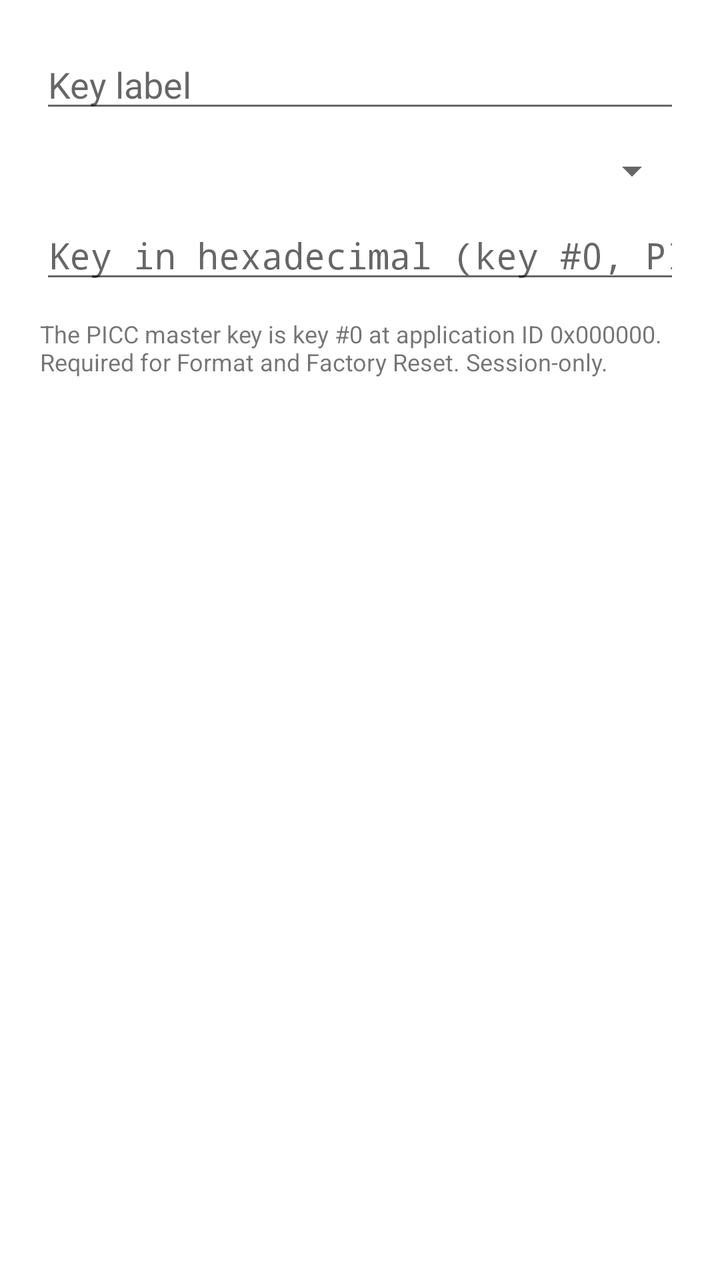
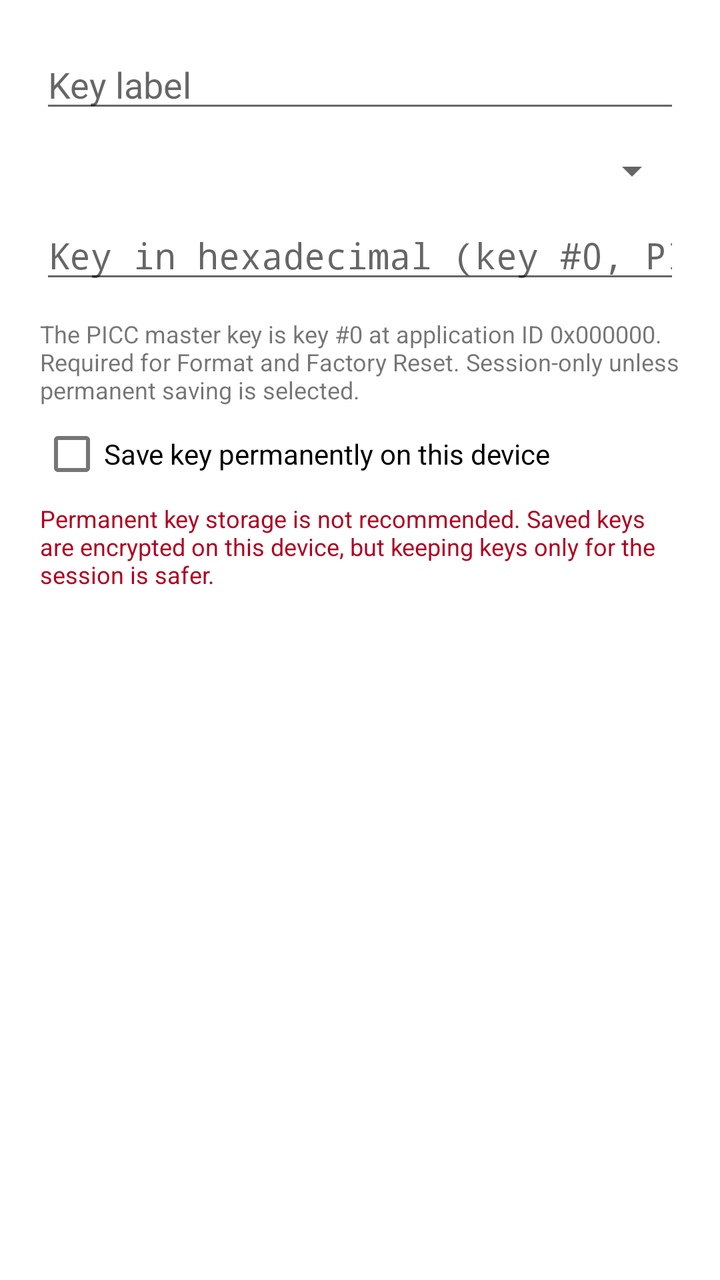

The first picture is an Android layout as it rendered before a commit; the second is the same layout after the commit. The layout source and the unified diff follow.
<!-- AndroidManifest.xml: application theme Theme.App -->
<!-- res/layout/dialog_picc_master_key.xml -->
<?xml version="1.0" encoding="utf-8"?>
<LinearLayout xmlns:android="http://schemas.android.com/apk/res/android"
    android:layout_width="match_parent"
    android:layout_height="wrap_content"
    android:orientation="vertical"
    android:padding="20dp">

    <EditText
        android:id="@+id/label"
        android:layout_width="match_parent"
        android:layout_height="wrap_content"
        android:hint="Key label"
        android:inputType="text" />

    <Spinner
        android:id="@+id/keyType"
        android:layout_width="match_parent"
        android:layout_height="wrap_content"
        android:layout_marginTop="12dp" />

    <EditText
        android:id="@+id/keyHex"
        android:layout_width="match_parent"
        android:layout_height="wrap_content"
        android:layout_marginTop="8dp"
        android:fontFamily="monospace"
        android:hint="Key in hexadecimal (key #0, PICC level)"
        android:inputType="textNoSuggestions"
        android:maxLines="2" />

    <TextView
        android:layout_width="match_parent"
        android:layout_height="wrap_content"
        android:layout_marginTop="12dp"
        android:text="The PICC master key is key #0 at application ID 0x000000. Required for Format and Factory Reset. Session-only."
        android:textSize="12sp" />
</LinearLayout>
<!-- resources referenced by this layout -->
<resources>
  <style name="Theme.App" parent="Theme.MaterialComponents.DayNight.NoActionBar">
          <item name="android:windowActionModeOverlay">true</item>
      </style>
</resources>

<!-- the commit's change to res/layout/dialog_picc_master_key.xml (unified diff, before → after) -->
@@ -25,13 +25,20 @@
         android:layout_marginTop="8dp"
         android:fontFamily="monospace"
         android:hint="Key in hexadecimal (key #0, PICC level)"
-        android:inputType="textNoSuggestions"
+        android:inputType="textPassword"
+        android:saveEnabled="false"
         android:maxLines="2" />
 
     <TextView
         android:layout_width="match_parent"
         android:layout_height="wrap_content"
         android:layout_marginTop="12dp"
-        android:text="The PICC master key is key #0 at application ID 0x000000. Required for Format and Factory Reset. Session-only."
+        android:text="The PICC master key is key #0 at application ID 0x000000. Required for Format and Factory Reset. Session-only unless permanent saving is selected."
         android:textSize="12sp" />
+    <CheckBox android:id="@+id/savePermanently" android:layout_width="match_parent"
+        android:layout_height="wrap_content" android:text="Save key permanently on this device"
+        android:checked="false" />
+    <TextView android:layout_width="match_parent" android:layout_height="wrap_content"
+        android:text="Permanent key storage is not recommended. Saved keys are encrypted on this device, but keeping keys only for the session is safer."
+        android:textSize="12sp" android:textColor="?attr/colorError" />
 </LinearLayout>
<!-- resource entries referenced after the edit -->
@@ -2,6 +2,17 @@
 <resources>
   <style name="Theme.App" parent="Theme.MaterialComponents.DayNight.NoActionBar">
           <item name="android:windowActionModeOverlay">true</item>
+          <item name="colorPrimary">@color/brand_blue</item>
+          <item name="colorPrimaryVariant">@color/brand_blue_dark</item>
+          <item name="colorPrimaryDark">@color/brand_blue_dark</item>
+          <item name="colorSecondary">@color/brand_blue_text</item>
+          <item name="colorSecondaryVariant">@color/brand_blue_dark</item>
+          <item name="colorOnPrimary">@color/brand_blue_on_primary</item>
+          <item name="colorOnSecondary">@android:color/white</item>
       </style>
+  <color name="brand_blue">#1B8ADB</color>
+  <color name="brand_blue_dark">#1164A0</color>
+  <color name="brand_blue_text">#1164A0</color>
+  <color name="brand_blue_on_primary">#071B2A</color>
 </resources>
 
